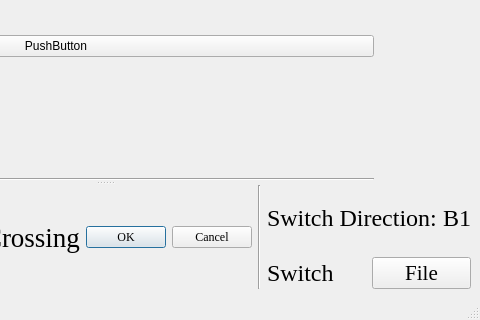
Old version of the form Wayside SW/Wayside_UI_Rough.ui in the repository asmithie13/ECE-1140; both pictures show x 271 to 751 and y 305 to 625 of the 751 by 625 pixel window.
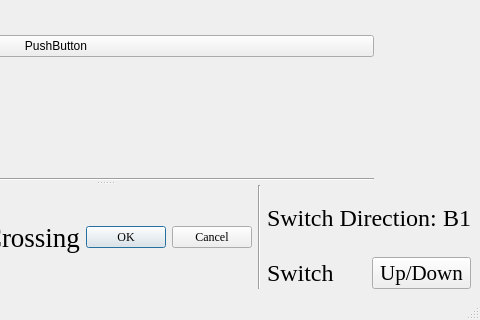
New version of the form.

Commit message: Added a loadUI function that negates having to always copy and paste UI code.

```diff
--- a/Wayside SW/Wayside_UI_Rough.ui
+++ b/Wayside SW/Wayside_UI_Rough.ui
@@ -404,7 +404,7 @@
                </font>
               </property>
               <property name="text">
-               <string>File</string>
+               <string>Up/Down</string>
               </property>
              </widget>
             </item>
```
The commit also changes 4 other files.
